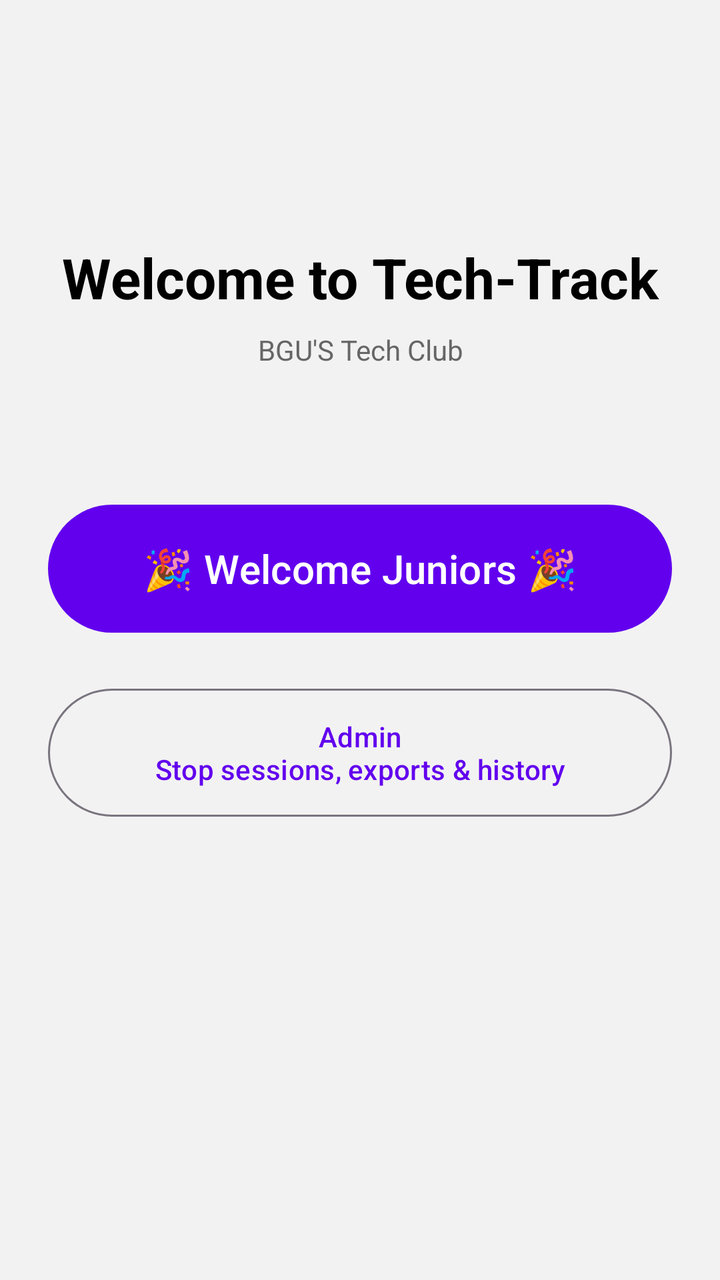
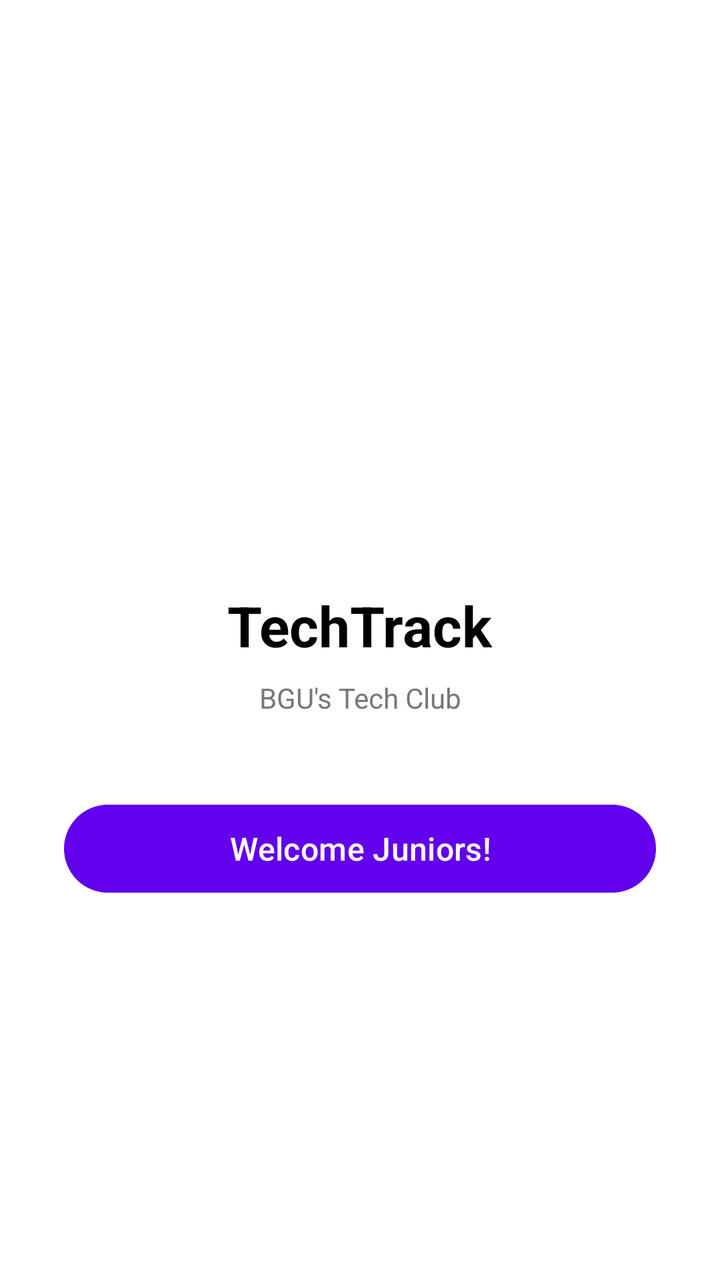

Compare the two renders of this Android layout. The source of the first and the diff that turns it into the second are given below.
<!-- AndroidManifest.xml: application theme Theme.ScreenTimeTracker -->
<!-- res/layout/activity_role_selection.xml -->
<?xml version="1.0" encoding="utf-8"?>
<androidx.constraintlayout.widget.ConstraintLayout xmlns:android="http://schemas.android.com/apk/res/android"
    xmlns:app="http://schemas.android.com/apk/res-auto"
    android:layout_width="match_parent"
    android:layout_height="match_parent"
    android:background="@color/grey_light"
    android:padding="24dp">

    <TextView
        android:id="@+id/tvAppTitle"
        android:layout_width="0dp"
        android:layout_height="wrap_content"
        android:layout_marginTop="96dp"
        android:gravity="center"
        android:text="Welcome to Tech-Track"
        android:textColor="@color/black"
        android:textSize="28sp"
        android:textStyle="bold"
        app:layout_constraintEnd_toEndOf="parent"
        app:layout_constraintStart_toStartOf="parent"
        app:layout_constraintTop_toTopOf="parent" />

    <TextView
        android:id="@+id/tvAppSubtitle"
        android:layout_width="0dp"
        android:layout_height="wrap_content"
        android:layout_marginTop="8dp"
        android:gravity="center"
        android:text="BGU'S Tech Club"
        android:textColor="#666666"
        android:textSize="14sp"
        app:layout_constraintEnd_toEndOf="parent"
        app:layout_constraintStart_toStartOf="parent"
        app:layout_constraintTop_toBottomOf="@id/tvAppTitle" />

    <Button
        android:id="@+id/btnUserRole"
        android:layout_width="0dp"
        android:layout_height="72dp"
        android:layout_marginTop="64dp"
        android:text="🎉 Welcome Juniors 🎉"
        android:textSize="20sp"
        android:textAllCaps="false"
        app:layout_constraintEnd_toEndOf="parent"
        app:layout_constraintStart_toStartOf="parent"
        app:layout_constraintTop_toBottomOf="@id/tvAppSubtitle" />

    <Button
        android:id="@+id/btnAdminRole"
        android:layout_width="0dp"
        android:layout_height="72dp"
        android:layout_marginTop="20dp"
        android:text="Admin\nStop sessions, exports &amp; history"
        android:textAllCaps="false"
        style="@style/Widget.Material3.Button.OutlinedButton"
        app:layout_constraintEnd_toEndOf="parent"
        app:layout_constraintStart_toStartOf="parent"
        app:layout_constraintTop_toBottomOf="@id/btnUserRole" />

</androidx.constraintlayout.widget.ConstraintLayout>
<!-- resources referenced by this layout -->
<resources>
  <color name="black">#FF000000</color>
  <color name="grey_light">#FFF2F2F2</color>
  <style name="Theme.ScreenTimeTracker" parent="Theme.Material3.DayNight.NoActionBar">
          <item name="colorPrimary">@color/purple_500</item>
          <item name="colorPrimaryVariant">@color/purple_700</item>
          <item name="colorOnPrimary">@color/white</item>
          <item name="colorSecondary">@color/teal_700</item>
      </style>
  <color name="purple_500">#FF6200EE</color>
  <color name="purple_700">#FF3700B3</color>
  <color name="white">#FFFFFFFF</color>
  <color name="teal_700">#FF018786</color>
</resources>

<!-- the commit's change to res/layout/activity_role_selection.xml (unified diff, before → after) -->
@@ -3,58 +3,61 @@
     xmlns:app="http://schemas.android.com/apk/res-auto"
     android:layout_width="match_parent"
     android:layout_height="match_parent"
-    android:background="@color/grey_light"
-    android:padding="24dp">
+    android:background="@color/white"
+    android:padding="32dp">
+
+    
+    <ImageView
+        android:id="@+id/ivLogo"
+        android:layout_width="88dp"
+        android:layout_height="88dp"
+        android:src="@mipmap/ic_launcher"
+        android:scaleType="fitCenter"
+        app:layout_constraintBottom_toTopOf="@id/tvAppName"
+        app:layout_constraintEnd_toEndOf="parent"
+        app:layout_constraintStart_toStartOf="parent"
+        app:layout_constraintTop_toTopOf="parent"
+        app:layout_constraintVertical_chainStyle="packed" />
 
     <TextView
-        android:id="@+id/tvAppTitle"
-        android:layout_width="0dp"
+        android:id="@+id/tvAppName"
+        android:layout_width="wrap_content"
         android:layout_height="wrap_content"
-        android:layout_marginTop="96dp"
-        android:gravity="center"
-        android:text="Welcome to Tech-Track"
+        android:layout_marginTop="16dp"
+        android:text="@string/app_name"
         android:textColor="@color/black"
         android:textSize="28sp"
         android:textStyle="bold"
+        app:layout_constraintBottom_toTopOf="@id/tvTagline"
         app:layout_constraintEnd_toEndOf="parent"
         app:layout_constraintStart_toStartOf="parent"
-        app:layout_constraintTop_toTopOf="parent" />
+        app:layout_constraintTop_toBottomOf="@id/ivLogo" />
 
     <TextView
-        android:id="@+id/tvAppSubtitle"
+        android:id="@+id/tvTagline"
         android:layout_width="0dp"
         android:layout_height="wrap_content"
         android:layout_marginTop="8dp"
         android:gravity="center"
-        android:text="BGU'S Tech Club"
-        android:textColor="#666666"
+        android:text="@string/role_selection_tagline"
+        android:textColor="#777777"
         android:textSize="14sp"
+        app:layout_constraintBottom_toTopOf="@id/btnStartAsUser"
         app:layout_constraintEnd_toEndOf="parent"
         app:layout_constraintStart_toStartOf="parent"
-        app:layout_constraintTop_toBottomOf="@id/tvAppTitle" />
+        app:layout_constraintTop_toBottomOf="@id/tvAppName" />
 
     <Button
-        android:id="@+id/btnUserRole"
+        android:id="@+id/btnStartAsUser"
         android:layout_width="0dp"
-        android:layout_height="72dp"
-        android:layout_marginTop="64dp"
-        android:text="🎉 Welcome Juniors 🎉"
-        android:textSize="20sp"
+        android:layout_height="52dp"
+        android:layout_marginTop="40dp"
+        android:text="@string/btn_continue_as_user"
         android:textAllCaps="false"
+        android:textSize="16sp"
+        app:layout_constraintBottom_toBottomOf="parent"
         app:layout_constraintEnd_toEndOf="parent"
         app:layout_constraintStart_toStartOf="parent"
-        app:layout_constraintTop_toBottomOf="@id/tvAppSubtitle" />
-
-    <Button
-        android:id="@+id/btnAdminRole"
-        android:layout_width="0dp"
-        android:layout_height="72dp"
-        android:layout_marginTop="20dp"
-        android:text="Admin\nStop sessions, exports &amp; history"
-        android:textAllCaps="false"
-        style="@style/Widget.Material3.Button.OutlinedButton"
-        app:layout_constraintEnd_toEndOf="parent"
-        app:layout_constraintStart_toStartOf="parent"
-        app:layout_constraintTop_toBottomOf="@id/btnUserRole" />
+        app:layout_constraintTop_toBottomOf="@id/tvTagline" />
 
 </androidx.constraintlayout.widget.ConstraintLayout>
<!-- resource entries referenced after the edit -->
@@ -1,16 +1,43 @@
 <!-- resources referenced by this layout -->
 <resources>
   <color name="black">#FF000000</color>
-  <color name="grey_light">#FFF2F2F2</color>
   <style name="Theme.ScreenTimeTracker" parent="Theme.Material3.DayNight.NoActionBar">
           <item name="colorPrimary">@color/purple_500</item>
           <item name="colorPrimaryVariant">@color/purple_700</item>
           <item name="colorOnPrimary">@color/white</item>
           <item name="colorSecondary">@color/teal_700</item>
       </style>
+  <!-- drawable ic_launcher_background (drawable) -->
+  <?xml version="1.0" encoding="utf-8"?>
+  <shape xmlns:android="http://schemas.android.com/apk/res/android"
+      android:shape="rectangle">
+      <solid android:color="@color/purple_700" />
+  </shape>
+  <!-- drawable ic_launcher_foreground (drawable) -->
+  <vector xmlns:android="http://schemas.android.com/apk/res/android"
+      android:width="108dp"
+      android:height="108dp"
+      android:viewportWidth="108"
+      android:viewportHeight="108">
+      <path
+          android:fillColor="#FFFFFF"
+          android:pathData="M54,24 C37.4,24 24,37.4 24,54 C24,70.6 37.4,84 54,84 C70.6,84 84,70.6 84,54 C84,37.4 70.6,24 54,24 Z M54,78 C40.75,78 30,67.25 30,54 C30,40.75 40.75,30 54,30 C67.25,30 78,40.75 78,54 C78,67.25 67.25,78 54,78 Z" />
+      <path
+          android:fillColor="#FFFFFF"
+          android:pathData="M56,40 L51,40 L51,57 L66,66 L68.5,62 L56,54.5 Z" />
+  </vector>
   <color name="purple_500">#FF6200EE</color>
   <color name="purple_700">#FF3700B3</color>
   <color name="white">#FFFFFFFF</color>
+  <!-- mipmap ic_launcher (mipmap-anydpi-v26) -->
+  <?xml version="1.0" encoding="utf-8"?>
+  <adaptive-icon xmlns:android="http://schemas.android.com/apk/res/android">
+      <background android:drawable="@drawable/ic_launcher_background" />
+      <foreground android:drawable="@drawable/ic_launcher_foreground" />
+  </adaptive-icon>
+  <string name="app_name">TechTrack</string>
+  <string name="btn_continue_as_user">Welcome Juniors!</string>
+  <string name="role_selection_tagline">BGU\'s Tech Club</string>
   <color name="teal_700">#FF018786</color>
 </resources>
 
